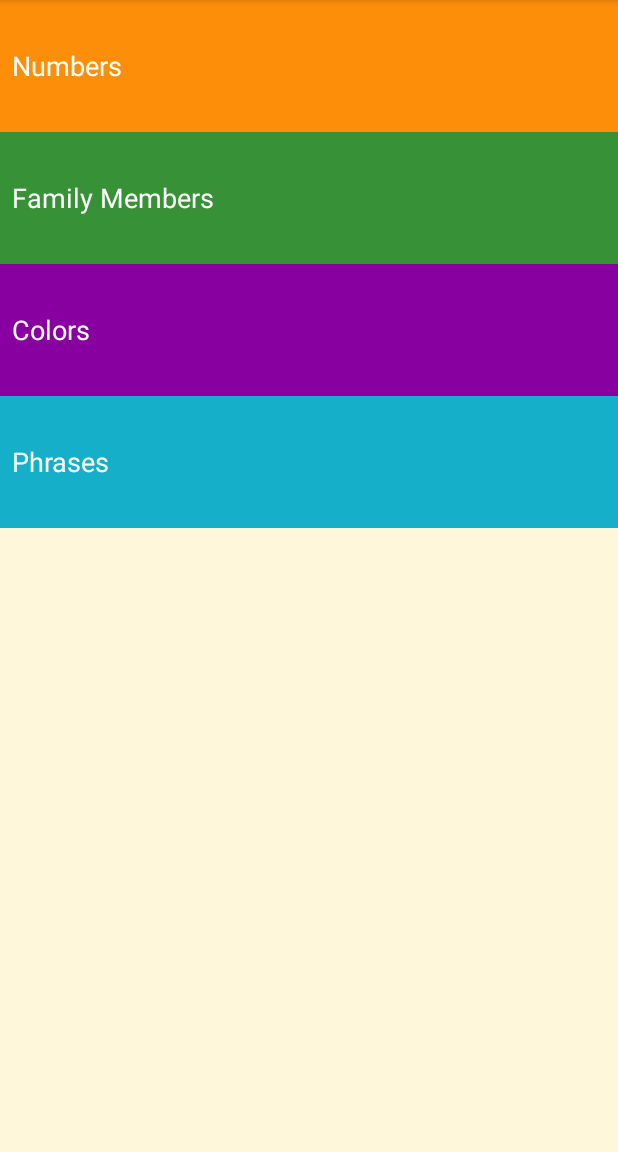
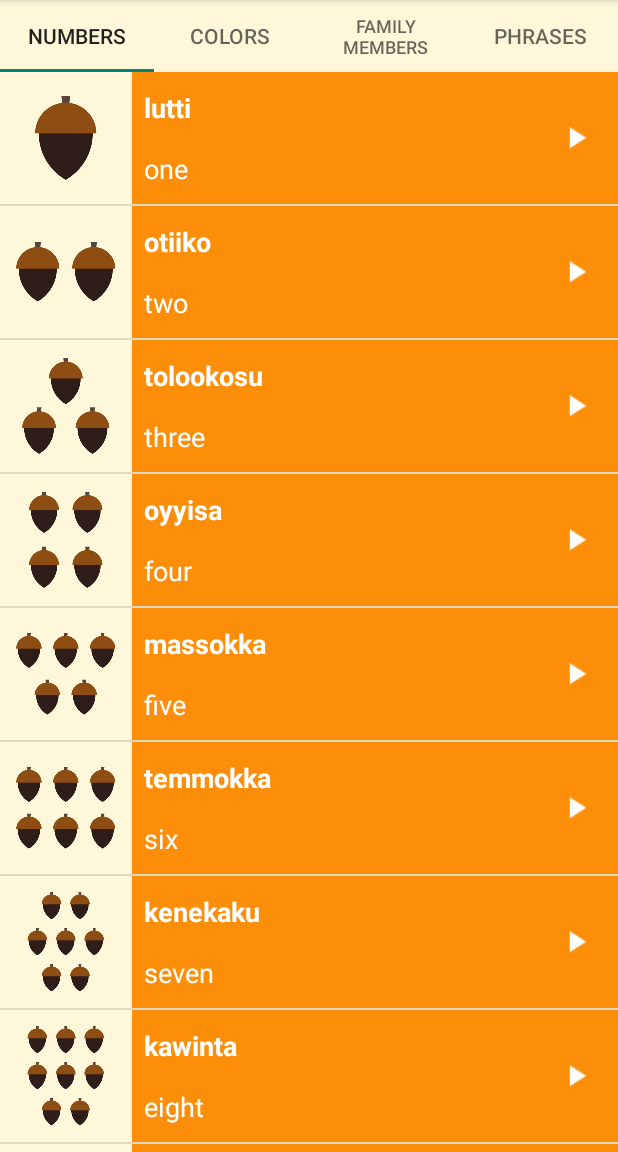
Before and after one commit to jkishbaugh/ud839_Miwok-Starter-code, an Android app: the screen it shows after launch (MainActivity), on a phone screen of 412 x 824 dp, the part 84-1236 px from its top. Run offline under Robolectric (Android 15) with nearby library versions, the phone set to English and light mode, and no system bars.

Commit message:
Updated from activity to fragment layout

```diff
--- /dev/null
+++ b/app/src/main/java/com/example/android/miwok/CategoryPagerAdapter.java
@@ -0,0 +1,42 @@
+package com.example.android.miwok;
+
+import android.support.annotation.Nullable;
+import android.support.v4.app.Fragment;
+import android.support.v4.app.FragmentManager;
+import android.support.v4.app.FragmentPagerAdapter;
+
+public class CategoryPagerAdapter extends FragmentPagerAdapter {
+    private String tabTitles []= {"Numbers", "Colors", "Family Members", "Phrases"};
+
+    public CategoryPagerAdapter(FragmentManager fm){
+        super(fm);
+
+    }
+
+    @Override
+    public Fragment getItem(int position) {
+        switch (position){
+            case 0:
+                return new NumbersFragment();
+            case 1:
+                return new ColorFragment();
+            case 2:
+                return new FamilyMembersFragment();
+            case 3:
+                return new PhrasesFragment();
+            default:
+                return null;
+        }
+    }
+
+    @Override
+    public CharSequence getPageTitle(int position) {
+        // Generate title based on item position
+        return tabTitles[position];
+    }
+
+    @Override
+    public int getCount() {
+        return 4;
+    }
+}
--- a/app/src/main/java/com/example/android/miwok/ColorActivity.java
+++ b/app/src/main/java/com/example/android/miwok/ColorFragment.java
@@ -4,17 +4,23 @@ package com.example.android.miwok;
 import android.content.Context;
 import android.media.AudioManager;
 import android.media.MediaPlayer;
-import android.support.v7.app.AppCompatActivity;
 import android.os.Bundle;
+import android.support.v4.app.Fragment;
+import android.view.LayoutInflater;
 import android.view.View;
+import android.view.ViewGroup;
 import android.widget.AdapterView;
 import android.widget.ListView;
+import android.widget.TextView;
 
 import java.util.ArrayList;
 
-public class ColorActivity extends AppCompatActivity {
-   private MediaPlayer mMediaPlayer;
-   private AudioManager mAudioManager;
+/**
+ * A simple {@link Fragment} subclass.
+ */
+public class ColorFragment extends Fragment {
+    private MediaPlayer mMediaPlayer;
+    private AudioManager mAudioManager;
 
 
     /*
@@ -40,13 +46,18 @@ public class ColorActivity extends AppCompatActivity {
             }
         }
     };
+
+    public ColorFragment() {
+        // Required empty public constructor
+    }
+
+
     @Override
-    protected void onCreate(Bundle savedInstanceState) {
-        super.onCreate(savedInstanceState);
-        setContentView(R.layout.word_list);
-        getSupportActionBar().setDisplayHomeAsUpEnabled(true);
+    public View onCreateView(LayoutInflater inflater, ViewGroup container,
+                             Bundle savedInstanceState) {
+        View rootView = inflater.inflate(R.layout.word_list, container, false);
 
-        mAudioManager = (AudioManager)getSystemService(Context.AUDIO_SERVICE);
+        mAudioManager = (AudioManager)getActivity().getSystemService(Context.AUDIO_SERVICE);
 
         final ArrayList<Word> words = new ArrayList<Word>();
         words.add(new Word("red", "weṭeṭṭi",R.drawable.color_red, R.raw.color_red));
@@ -59,9 +70,9 @@ public class ColorActivity extends AppCompatActivity {
         words.add(new Word("mustard yellow", "chiwiiṭә", R.drawable.color_mustard_yellow, R.raw.color_mustard_yellow));
 
 
-        WordAdapter colorsActivityAdapter = new WordAdapter(this, words, R.color.category_colors);
+        WordAdapter colorsActivityAdapter = new WordAdapter(getActivity(), words, R.color.category_colors);
 
-        ListView listView = (ListView) findViewById(R.id.list);
+        ListView listView = (ListView) rootView.findViewById(R.id.list);
 
         listView.setAdapter(colorsActivityAdapter);
 
@@ -73,7 +84,7 @@ public class ColorActivity extends AppCompatActivity {
                 Word word = words.get(position);
 
                 if (result == AudioManager.AUDIOFOCUS_REQUEST_GRANTED) {
-                    mMediaPlayer = MediaPlayer.create(ColorActivity.this, word.getAudioResourceId());
+                    mMediaPlayer = MediaPlayer.create(getActivity(), word.getAudioResourceId());
 
                     mMediaPlayer.start();
                     mMediaPlayer.setOnCompletionListener(mCompletionListener);
@@ -81,16 +92,15 @@ public class ColorActivity extends AppCompatActivity {
 
             }
         });
-
-
+        return rootView;
     }
 
     @Override
-    protected void onStop() {
+    public void onStop() {
         super.onStop();
-
         releaseMediaPlayer();
     }
+
     /**
      * Clean up the media player by releasing its resources.
      */
@@ -109,4 +119,5 @@ public class ColorActivity extends AppCompatActivity {
             mAudioManager.abandonAudioFocus(mOnAudioFocusChangeListener);
         }
     }
+
 }
--- a/app/src/main/java/com/example/android/miwok/MainActivity.java
+++ b/app/src/main/java/com/example/android/miwok/MainActivity.java
@@ -15,10 +15,11 @@
  */
 package com.example.android.miwok;
 
-import android.content.Intent;
+
 import android.os.Bundle;
+import android.support.design.widget.TabLayout;
+import android.support.v4.view.ViewPager;
 import android.support.v7.app.AppCompatActivity;
-import android.view.View;
 import android.widget.TextView;
 
 
@@ -32,40 +33,12 @@ public class MainActivity extends AppCompatActivity {
         // Set the content of the activity to use the activity_main.xml layout file
         setContentView(R.layout.activity_main);
 
+        ViewPager viewPager = (ViewPager) findViewById(R.id.view_pager);
+        CategoryPagerAdapter adapter = new CategoryPagerAdapter(getSupportFragmentManager());
 
+        viewPager.setAdapter(adapter);
 
-        numbers = findViewById(R.id.numbers);
-        numbers.setOnClickListener(new View.OnClickListener(){
-            @Override
-            public void onClick(View v){
-                Intent numberIntent =  new Intent(MainActivity.this, NumbersActivity.class);
-                startActivity(numberIntent);
-            }
-        });
-        colors = findViewById(R.id.colors);
-        colors. setOnClickListener(new View.OnClickListener() {
-            @Override
-            public void onClick(View v) {
-                Intent colorIntent = new Intent(MainActivity.this, ColorActivity.class);
-                startActivity(colorIntent);
-            }
-        });
-        phrases = findViewById(R.id.phrases);
-        phrases.setOnClickListener(new View.OnClickListener() {
-            @Override
-            public void onClick(View v) {
-                Intent phraseIntent = new Intent(MainActivity.this, PhrasesActivity.class);
-                startActivity(phraseIntent);
-            }
-        });
-        family = findViewById(R.id.family);
-        family.setOnClickListener(new View.OnClickListener() {
-            @Override
-            public void onClick(View v) {
-                Intent familyIntent = new Intent(MainActivity.this, FamilyMembersActivity.class);
-                startActivity(familyIntent);
-            }
-        });
+        TabLayout tabLayout = (TabLayout) findViewById(R.id.tabs);
+        tabLayout.setupWithViewPager(viewPager);
     }
-
 }
--- a/app/src/main/java/com/example/android/miwok/NumbersActivity.java
+++ b/app/src/main/java/com/example/android/miwok/NumbersFragment.java
@@ -1,25 +1,28 @@
 package com.example.android.miwok;
+
 
 import android.content.Context;
 import android.media.AudioManager;
-import android.media.AudioManager.OnAudioFocusChangeListener;
 import android.media.MediaPlayer;
-import android.support.v7.app.AppCompatActivity;
 import android.os.Bundle;
+import android.support.v4.app.Fragment;
+import android.view.LayoutInflater;
 import android.view.View;
+import android.view.ViewGroup;
 import android.widget.AdapterView;
 import android.widget.ListView;
-
 import java.util.ArrayList;
 
-public class NumbersActivity extends AppCompatActivity {
+/**
+ * A simple {@link Fragment} subclass.
+ */
+public class NumbersFragment extends Fragment {
     private MediaPlayer mMediaPlayer;
     private AudioManager mAudioManager;
 
-
     /*
-  listen for completion of playback
-   */
+listen for completion of playback
+*/
     private MediaPlayer.OnCompletionListener mCompletionListener= new MediaPlayer.OnCompletionListener() {
         @Override
         public void onCompletion(MediaPlayer mp) {
@@ -27,7 +30,7 @@ public class NumbersActivity extends AppCompatActivity {
         }
     };
 
-    private OnAudioFocusChangeListener mOnAudioFocusChangeListener = new OnAudioFocusChangeListener() {
+    private AudioManager.OnAudioFocusChangeListener mOnAudioFocusChangeListener = new AudioManager.OnAudioFocusChangeListener() {
         @Override
         public void onAudioFocusChange(int focusChange) {
             if(focusChange == AudioManager.AUDIOFOCUS_LOSS_TRANSIENT||focusChange == AudioManager.AUDIOFOCUS_LOSS_TRANSIENT_CAN_DUCK){
@@ -41,14 +44,17 @@ public class NumbersActivity extends AppCompatActivity {
         }
     };
 
+    public NumbersFragment() {
+        // Required empty public constructor
+    }
+
+
     @Override
-    protected void onCreate(Bundle savedInstanceState) {
-        super.onCreate(savedInstanceState);
-        setContentView(R.layout.word_list);
-        getSupportActionBar().setDisplayHomeAsUpEnabled(true);
-
+    public View onCreateView(LayoutInflater inflater, ViewGroup container,
+                             Bundle savedInstanceState) {
+       View rootView = inflater.inflate(R.layout.word_list, container, false);
         //request system service for audio manager
-        mAudioManager = (AudioManager)getSystemService(Context.AUDIO_SERVICE);
+        mAudioManager = (AudioManager)getActivity().getSystemService(Context.AUDIO_SERVICE);
 
         final ArrayList<Word> words = new ArrayList<>();
         words.add(new Word("one", "lutti", R.drawable.number_one, R.raw.number_one));
@@ -64,9 +70,9 @@ public class NumbersActivity extends AppCompatActivity {
 
 
 
-        WordAdapter numbersActivityAdapter = new WordAdapter(this, words, R.color.category_numbers);
+        WordAdapter numbersActivityAdapter = new WordAdapter(getActivity(), words, R.color.category_numbers);
 
-        ListView listView = findViewById(R.id.list);
+        ListView listView = (ListView) rootView.findViewById(R.id.list);
 
 
         listView.setAdapter(numbersActivityAdapter);
@@ -80,7 +86,7 @@ public class NumbersActivity extends AppCompatActivity {
                 Word word = words.get(position);
 
                 if (result == AudioManager.AUDIOFOCUS_REQUEST_GRANTED) {
-                    mMediaPlayer = MediaPlayer.create(NumbersActivity.this, word.getAudioResourceId());
+                    mMediaPlayer = MediaPlayer.create(getActivity(), word.getAudioResourceId());
 
                     mMediaPlayer.start();
                     mMediaPlayer.setOnCompletionListener(mCompletionListener);
@@ -89,15 +95,8 @@ public class NumbersActivity extends AppCompatActivity {
             }
         });
 
+       return rootView;
     }
-
-    @Override
-    protected void onStop() {
-        super.onStop();
-
-        releaseMediaPlayer();
-    }
-
     /**
      * Clean up the media player by releasing its resources.
      */
@@ -115,4 +114,10 @@ public class NumbersActivity extends AppCompatActivity {
             mAudioManager.abandonAudioFocus(mOnAudioFocusChangeListener);
         }
     }
+
+    @Override
+    public void onStop() {
+        super.onStop();
+        releaseMediaPlayer();
+    }
 }
--- a/app/src/main/res/layout/activity_main.xml
+++ b/app/src/main/res/layout/activity_main.xml
@@ -3,55 +3,20 @@
     xmlns:tools="http://schemas.android.com/tools"
     android:layout_width="match_parent"
     android:layout_height="match_parent"
+    xmlns:app="http://schemas.android.com/apk/res-auto"
     android:background="@color/tan_background"
     android:orientation="vertical"
     tools:context="com.example.android.miwok.MainActivity">
+  <android.support.design.widget.TabLayout
+      android:id="@+id/tabs"
+      android:layout_height="wrap_content"
+      android:layout_width="match_parent"
+      app:tabMode="fixed"
+      />
+  <android.support.v4.view.ViewPager
+      android:id="@+id/view_pager"
+      android:layout_height="match_parent"
+      android:layout_width="match_parent"
 
-    <!-- Numbers category -->
-    <FrameLayout
-        android:layout_width="match_parent"
-        android:layout_height="wrap_content"
-        android:background="@color/category_numbers">
-        <TextView
-            android:id="@+id/numbers"
-            style="@style/CategoryStyle"
-            android:background="?android:attr/selectableItemBackground"
-            android:text="@string/category_numbers" />
-    </FrameLayout>
-
-    <!-- Family category -->
-    <FrameLayout
-        android:layout_width="match_parent"
-        android:layout_height="wrap_content"
-        android:background="@color/category_family">
-        <TextView
-            android:id="@+id/family"
-            style="@style/CategoryStyle"
-            android:background="?android:attr/selectableItemBackground"
-            android:text="@string/category_family" />
-    </FrameLayout>
-
-    <!-- Colors category -->
-    <FrameLayout
-        android:layout_width="match_parent"
-        android:layout_height="wrap_content"
-        android:background="@color/category_colors">
-        <TextView
-            android:id="@+id/colors"
-            style="@style/CategoryStyle"
-            android:background="?android:attr/selectableItemBackground"
-            android:text="@string/category_colors" />
-    </FrameLayout>
-
-    <!-- Phrases category -->
-    <FrameLayout
-        android:layout_width="match_parent"
-        android:layout_height="wrap_content"
-        android:background="@color/category_phrases">
-        <TextView
-            android:id="@+id/phrases"
-            style="@style/CategoryStyle"
-            android:background="?android:attr/selectableItemBackground"
-            android:text="@string/category_phrases" />
-    </FrameLayout>
+      />
 </LinearLayout>
--- a/app/src/main/res/values/strings.xml
+++ b/app/src/main/res/values/strings.xml
@@ -27,4 +27,7 @@
 
     <!-- Category name for the vocabulary words for family members [CHAR LIMIT=20] -->
     <string name="category_family">Family Members</string>
+
+    <!-- TODO: Remove or change this placeholder text -->
+    <string name="hello_blank_fragment">Hello blank fragment</string>
 </resources>
```
Also changed, not shown: app/src/main/AndroidManifest.xml (+0 -20 lines), app/src/main/java/com/example/android/miwok/FamilyMembersFragment.java (renamed from app/src/main/java/com/example/android/miwok/PhrasesActivity.java, +41 -27 lines), app/src/main/java/com/example/android/miwok/PhrasesFragment.java (renamed from app/src/main/java/com/example/android/miwok/FamilyMembersActivity.java, +38 -29 lines).
